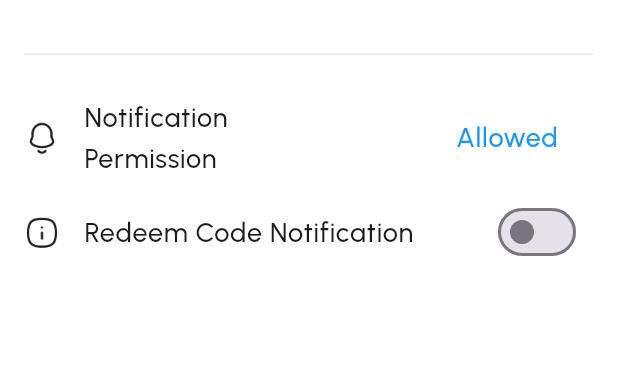
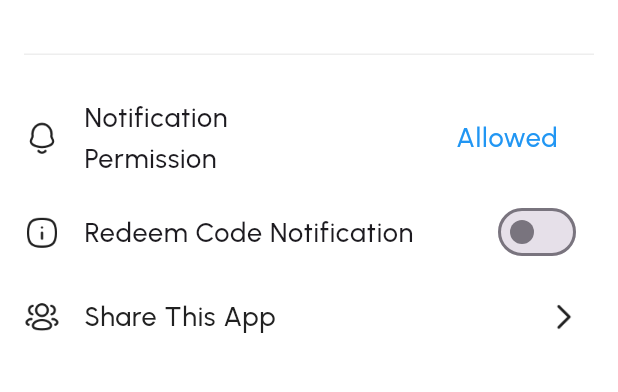
Before and after one commit to syakirarif/genshin_characters, a Flutter app: the screen it shows after launch, item 2 of the bottom bar chosen, after a tap on the "settings" icon, on a phone screen of 412 x 824 dp, the part 350-742 px from its top. Run offline on Flutter 3.47's test engine with Material 2 defaults, Android fonts, the phone set to English and light mode, and no system bars; our stand-ins replace cached_network_image, cloud_firestore, firebase_auth, firebase_core, firebase_messaging, flutter_local_notifications and 8 more; accounts and stored records are empty; generated files the repository leaves out were written again; network calls fail.

Commit message:
Added Share This App

```diff
--- a/lib/screens/setting_screen.dart
+++ b/lib/screens/setting_screen.dart
@@ -10,6 +10,7 @@ import 'package:genshin_characters/services/authentication.dart';
 import 'package:genshin_characters/utils/constants_key.dart' as constants_key;
 import 'package:genshin_characters/utils/functions.dart';
 import 'package:google_mobile_ads/google_mobile_ads.dart';
+import 'package:share_plus/share_plus.dart';
 import 'package:shared_preferences/shared_preferences.dart';
 
 final FlutterLocalNotificationsPlugin flutterLocalNotificationsPlugin =
@@ -71,15 +72,19 @@ class _SettingScreenState extends State<SettingScreen> {
 
   late BannerAd bannerAd;
 
-  get datasLoggedIn => <ProfileOption>[
+  get datasLoggedIn =>
+      <ProfileOption>[
         _permissionOption(),
         _redeemNotif(),
+        _shareApp(),
         _buttonLogout(),
       ];
 
-  get datasNotLoggedIn => <ProfileOption>[
+  get datasNotLoggedIn =>
+      <ProfileOption>[
         _permissionOption(),
         _redeemNotif(),
+        _shareApp(),
       ];
 
   _redeemNotif() => ProfileOption(
@@ -161,6 +166,15 @@ class _SettingScreenState extends State<SettingScreen> {
       onClick: () async {
         // _notificationsGranted ? null : await _requestPermissions();
         await requestPermission();
+      });
+
+  _shareApp() => ProfileOption.arrow(
+      title: 'Share This App',
+      icon: _profileIcon('user@2x.png'),
+      onClick: () {
+        const String sentence2 =
+            'Hey Travelers, never miss out to claim redemption codes anymore. Install Genshin Redeemz app now!\n\nCheckout on Google Play Store: https://play.google.com/store/apps/details?id=com.syakirarif.genshin_characters';
+        Share.share(sentence2, subject: 'I like Genshin Redeemz app!');
       });
 
   _buttonLogout() => ProfileOption.arrow(
--- a/pubspec.yaml
+++ b/pubspec.yaml
@@ -55,6 +55,7 @@ dependencies:
   firebase_messaging: ^14.6.1
   flutter_local_notifications: ^14.1.0
   shared_preferences: ^2.1.1
+  share_plus: ^7.0.1
 
 dev_dependencies:
   flutter_test:
```
Also changed, not shown: assets/icons/profile/user@2x.png (added), pubspec.lock.
